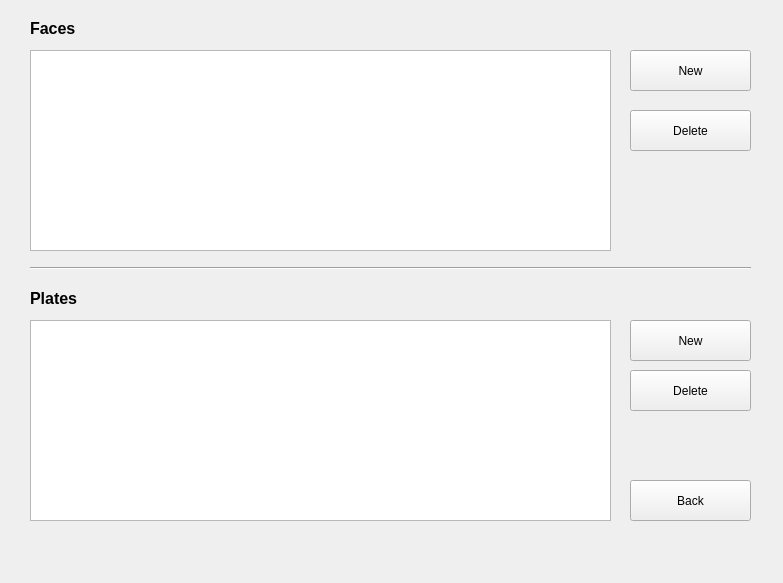
Qt form PAF/GUI/gestionetarget.ui (decadenza/PAF-Plate-And-Face-Recognition) before a commit.
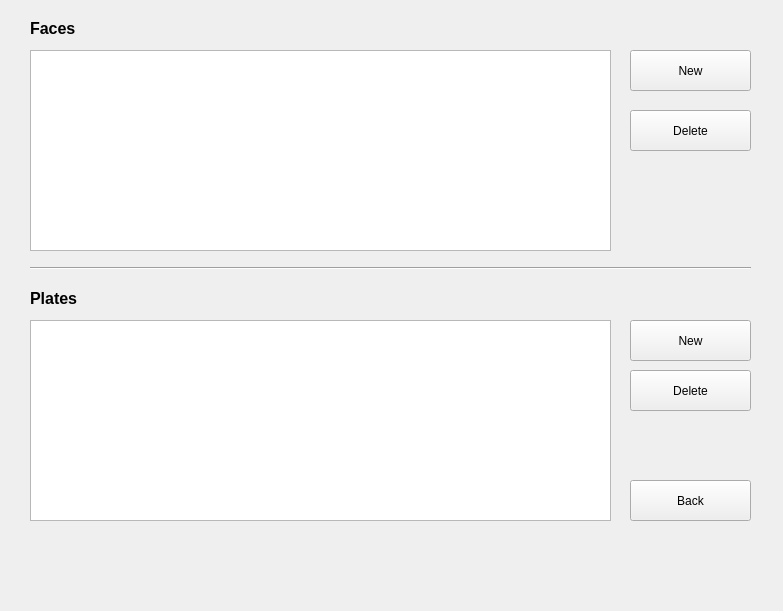
The same form after that commit. Icons and pictures are not drawn.

Diff of the .ui file:
```diff
--- a/PAF/GUI/gestionetarget.ui
+++ b/PAF/GUI/gestionetarget.ui
@@ -7,7 +7,7 @@
     <x>0</x>
     <y>0</y>
     <width>783</width>
-    <height>583</height>
+    <height>611</height>
    </rect>
   </property>
   <property name="windowTitle">
```
